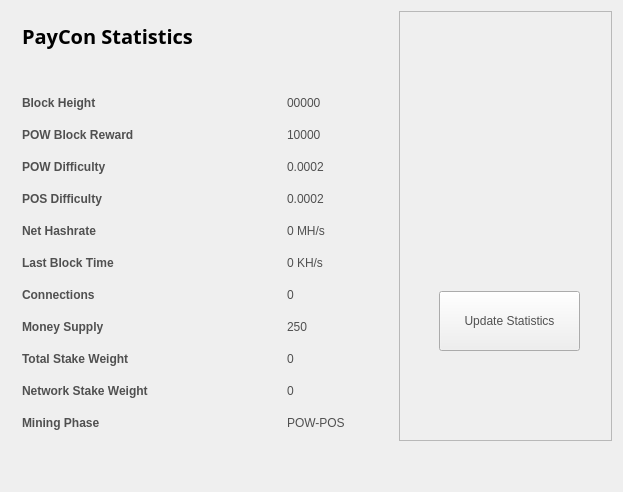
Above: src/qt/forms/statisticspage.ui from prodigal-son/DigitalGold before the change. Below: the same form after it.
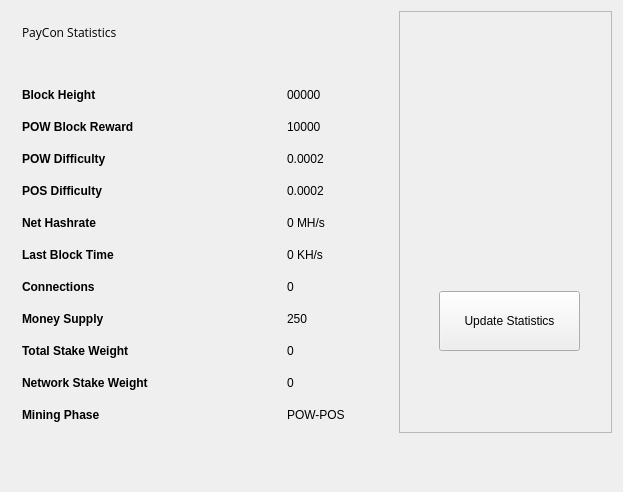
That is the form after the change. Icons and pictures are not drawn.

Diff of the .ui file:
```diff
--- a/src/qt/forms/statisticspage.ui
+++ b/src/qt/forms/statisticspage.ui
@@ -17,8 +17,7 @@
    <string>Digging</string>
   </property>
   <property name="styleSheet">
-   <string notr="true">color:#505050;
-font-family:'Open Sans,sans-serif';</string>
+   <string notr="true">font-family:'Open Sans, sans-serif';</string>
   </property>
   <layout class="QGridLayout" name="gridLayout">
    <property name="sizeConstraint">
@@ -282,7 +281,7 @@
            </font>
           </property>
           <property name="text">
-           <string>&lt;html&gt;&lt;head/&gt;&lt;body&gt;&lt;p&gt;&lt;span style=&quot; font-size:20px; font-weight:600; color:#000000;&quot;&gt;PayCon Statistics&lt;/span&gt;&lt;/p&gt;&lt;/body&gt;&lt;/html&gt;</string>
+           <string>PayCon Statistics</string>
           </property>
          </widget>
         </item>
```
